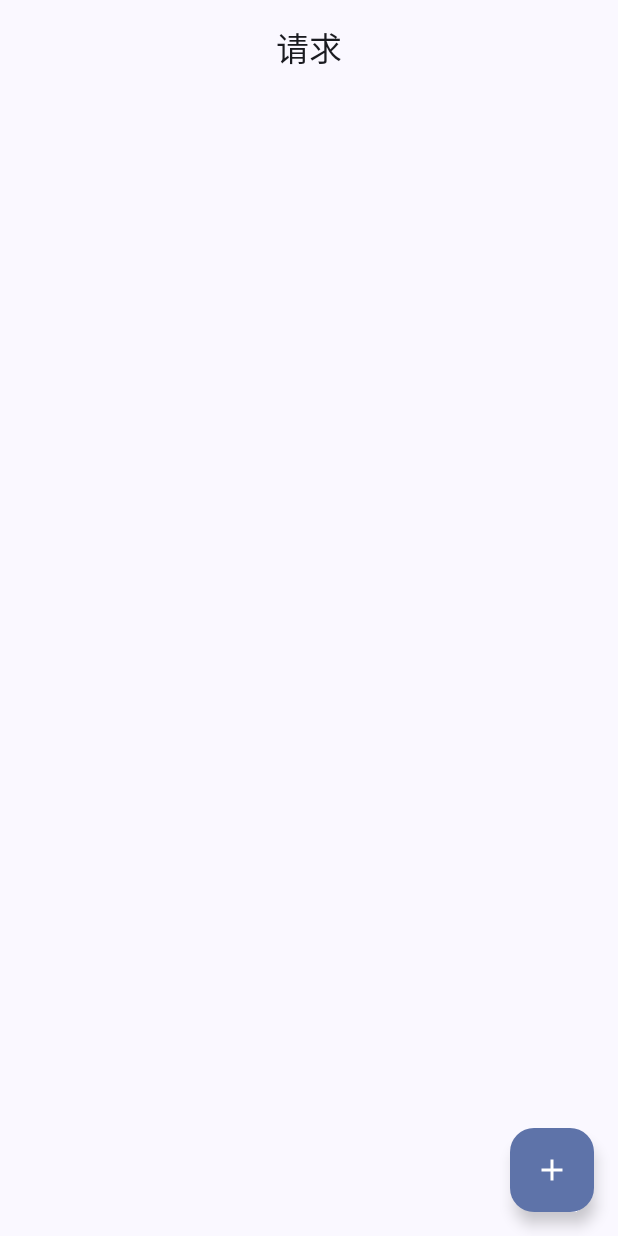
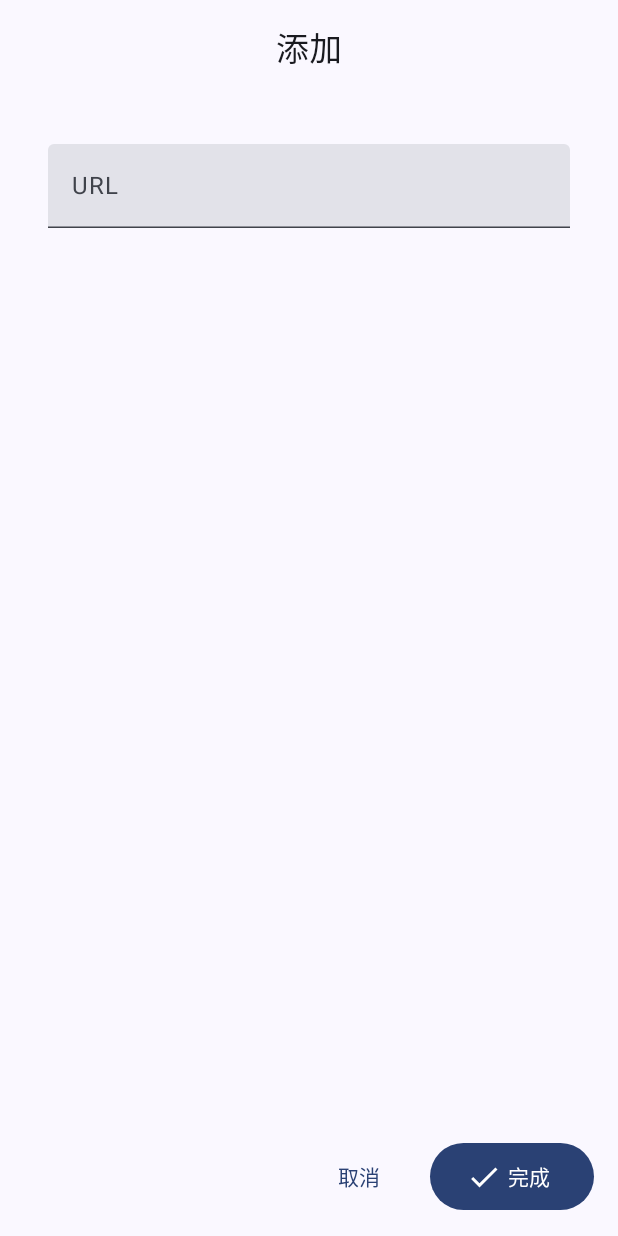
Before and after one commit to AuTsing/durl, an Android app built with Jetpack Compose: the screen it shows after launch (MainActivity before the commit, AddRequestActivity after it), after a tap on "Add request", on a phone screen of 412 x 824 dp. Run offline under Robolectric (Android 15) with nearby library versions, the phone set to English and light mode, and no system bars.

Commit message:
add AddRequestScreen

```diff
--- /dev/null
+++ b/app/src/main/java/com/autsing/durl/activity/AddRequestActivity.kt
@@ -0,0 +1,24 @@
+package com.autsing.durl.activity
+
+import android.content.Context
+import android.content.Intent
+import android.os.Bundle
+import androidx.activity.ComponentActivity
+import androidx.activity.compose.setContent
+import androidx.activity.enableEdgeToEdge
+import com.autsing.durl.ui.composable.AddRequestScreen
+
+class AddRequestActivity : ComponentActivity() {
+    companion object {
+        fun startActivity(context: Context) {
+            Intent(context, AddRequestActivity::class.java)
+                .let { context.startActivity(it) }
+        }
+    }
+
+    override fun onCreate(savedInstanceState: Bundle?) {
+        super.onCreate(savedInstanceState)
+        enableEdgeToEdge()
+        setContent { AddRequestScreen() }
+    }
+}
--- /dev/null
+++ b/app/src/main/java/com/autsing/durl/ui/composable/AddRequestScreen.kt
@@ -0,0 +1,148 @@
+package com.autsing.durl.ui.composable
+
+import android.content.Context
+import androidx.compose.foundation.gestures.detectTapGestures
+import androidx.compose.foundation.layout.Arrangement
+import androidx.compose.foundation.layout.PaddingValues
+import androidx.compose.foundation.layout.Row
+import androidx.compose.foundation.layout.Spacer
+import androidx.compose.foundation.layout.fillMaxSize
+import androidx.compose.foundation.layout.fillMaxWidth
+import androidx.compose.foundation.layout.padding
+import androidx.compose.foundation.layout.width
+import androidx.compose.foundation.layout.windowInsetsPadding
+import androidx.compose.foundation.lazy.LazyColumn
+import androidx.compose.material.icons.Icons
+import androidx.compose.material.icons.filled.Done
+import androidx.compose.material3.Button
+import androidx.compose.material3.CenterAlignedTopAppBar
+import androidx.compose.material3.ExperimentalMaterial3Api
+import androidx.compose.material3.Icon
+import androidx.compose.material3.NavigationBarDefaults
+import androidx.compose.material3.Scaffold
+import androidx.compose.material3.Surface
+import androidx.compose.material3.Text
+import androidx.compose.material3.TextButton
+import androidx.compose.material3.TextField
+import androidx.compose.runtime.Composable
+import androidx.compose.runtime.getValue
+import androidx.compose.runtime.mutableStateOf
+import androidx.compose.runtime.remember
+import androidx.compose.runtime.rememberCoroutineScope
+import androidx.compose.runtime.setValue
+import androidx.compose.ui.Modifier
+import androidx.compose.ui.input.pointer.pointerInput
+import androidx.compose.ui.platform.LocalContext
+import androidx.compose.ui.platform.LocalSoftwareKeyboardController
+import androidx.compose.ui.tooling.preview.Preview
+import androidx.compose.ui.unit.dp
+import com.autsing.durl.activity.AddRequestActivity
+import com.autsing.durl.model.Request
+import com.autsing.durl.repository.RequestsRepository
+import com.autsing.durl.ui.theme.DurlTheme
+import kotlinx.coroutines.launch
+
+@OptIn(ExperimentalMaterial3Api::class)
+@Composable
+fun AddRequestScreen() {
+    val coroutineScope = rememberCoroutineScope()
+    val context = LocalContext.current
+    var urlValue by remember { mutableStateOf("") }
+
+    DurlTheme {
+        Scaffold(
+            topBar = {
+                CenterAlignedTopAppBar(
+                    title = { Text("添加") },
+                )
+            },
+            bottomBar = {
+                Row(
+                    horizontalArrangement = Arrangement.End,
+                    modifier = Modifier
+                        .fillMaxWidth()
+                        .windowInsetsPadding(NavigationBarDefaults.windowInsets)
+                        .padding(16.dp),
+                ) {
+                    TextButton(onClick = {
+                        handleClickCancel(context)
+                    }) {
+                        Text(
+                            text = "取消",
+                            modifier = Modifier.padding(4.dp),
+                        )
+                    }
+                    Spacer(modifier = Modifier.width(16.dp))
+                    Button(onClick = {
+                        coroutineScope.launch {
+                            handleClickOk(context, urlValue)
+                        }
+                    }) {
+                        Icon(
+                            imageVector = Icons.Default.Done,
+                            contentDescription = "Done add request",
+                        )
+                        Text(
+                            text = "完成",
+                            modifier = Modifier.padding(4.dp),
+                        )
+                    }
+                }
+            }
+        ) { innerPadding ->
+            Surface(modifier = Modifier.padding(innerPadding)) {
+                AddRequestContent(
+                    urlValue = urlValue,
+                    onUrlChange = { urlValue = it },
+                )
+            }
+        }
+    }
+}
+
+@Composable
+private fun AddRequestContent(
+    urlValue: String = "",
+    onUrlChange: (String) -> Unit = {},
+) {
+    val keyboardController = LocalSoftwareKeyboardController.current
+
+    LazyColumn(
+        contentPadding = PaddingValues(32.dp),
+        verticalArrangement = Arrangement.spacedBy(32.dp),
+        modifier = Modifier
+            .fillMaxSize()
+            .pointerInput(Unit) {
+                detectTapGestures(onTap = { keyboardController?.hide() })
+            },
+    ) {
+        item {
+            TextField(
+                value = urlValue,
+                onValueChange = onUrlChange,
+                label = { Text("URL") },
+                modifier = Modifier.fillMaxWidth(),
+            )
+        }
+    }
+}
+
+private suspend fun handleClickOk(
+    context: Context,
+    urlValue: String,
+) {
+    Request(
+        url = urlValue,
+    ).let { RequestsRepository.instance.addRequest(it) }
+    (context as AddRequestActivity).finish()
+}
+
+private fun handleClickCancel(context: Context) {
+    (context as AddRequestActivity).finish()
+}
+
+@Preview(showBackground = true)
+@Composable
+private fun AddRequestScreenPreview() {
+    AddRequestScreen()
+}
--- a/app/src/main/java/com/autsing/durl/ui/composable/MainGraph.kt
+++ b/app/src/main/java/com/autsing/durl/ui/composable/MainGraph.kt
@@ -1,15 +1,21 @@
 package com.autsing.durl.ui.composable
 
 import androidx.compose.runtime.Composable
+import androidx.compose.runtime.collectAsState
+import androidx.compose.runtime.getValue
+import androidx.compose.ui.platform.LocalContext
 import androidx.lifecycle.viewmodel.compose.viewModel
-import com.autsing.durl.ui.theme.DurlTheme
 import com.autsing.durl.viewmodel.RequestViewModel
 
 @Composable
 fun MainGraph(
     requestViewModel: RequestViewModel = viewModel(),
 ) {
-    DurlTheme {
-        MainScreen()
-    }
+    val context = LocalContext.current
+    val requests by requestViewModel.requests.collectAsState()
+
+    MainScreen(
+        requests = requests,
+        onClickAddRequest = { requestViewModel.handleClickAddRequest(context) },
+    )
 }
--- a/app/src/main/java/com/autsing/durl/ui/composable/MainScreen.kt
+++ b/app/src/main/java/com/autsing/durl/ui/composable/MainScreen.kt
@@ -1,31 +1,38 @@
 package com.autsing.durl.ui.composable
 
-import androidx.compose.foundation.layout.fillMaxSize
+import androidx.compose.foundation.layout.padding
 import androidx.compose.material.icons.Icons
 import androidx.compose.material.icons.filled.Add
 import androidx.compose.material3.CenterAlignedTopAppBar
 import androidx.compose.material3.ExperimentalMaterial3Api
 import androidx.compose.material3.FloatingActionButton
 import androidx.compose.material3.Icon
+import androidx.compose.material3.NavigationBar
+import androidx.compose.material3.NavigationBarItem
 import androidx.compose.material3.Scaffold
+import androidx.compose.material3.Surface
 import androidx.compose.material3.Text
 import androidx.compose.runtime.Composable
 import androidx.compose.ui.Modifier
+import androidx.compose.ui.res.painterResource
 import androidx.compose.ui.tooling.preview.Preview
+import com.autsing.durl.R
 import com.autsing.durl.model.Request
+import com.autsing.durl.ui.theme.DurlTheme
 
 @OptIn(ExperimentalMaterial3Api::class)
 @Composable
 fun MainScreen(
     requests: List<Request> = emptyList(),
     onClickAddRequest: () -> Unit = {},
+    onClickNavigateToRequest: () -> Unit = {},
+    onClickNavigateToResponse: () -> Unit = {},
 ) {
+    DurlTheme {
         Scaffold(
             topBar = {
                 CenterAlignedTopAppBar(
-                title = {
-                    Text("请求")
-                },
+                    title = { Text("请求") },
                 )
             },
             floatingActionButton = {
@@ -36,12 +43,39 @@ fun MainScreen(
                     )
                 }
             },
-        modifier = Modifier.fillMaxSize(),
+            bottomBar = {
+                NavigationBar {
+                    NavigationBarItem(
+                        icon = {
+                            Icon(
+                                painter = painterResource(R.drawable.baseline_send_24),
+                                contentDescription = "Request navigation",
+                            )
+                        },
+                        label = { Text("请求") },
+                        onClick = onClickNavigateToRequest,
+                        selected = false,
+                    )
+                    NavigationBarItem(
+                        icon = {
+                            Icon(
+                                painter = painterResource(R.drawable.baseline_notes_24),
+                                contentDescription = "Response navigation",
+                            )
+                        },
+                        label = { Text("响应") },
+                        onClick = onClickNavigateToResponse,
+                        selected = false,
+                    )
+                }
+            },
         ) { innerPadding ->
+            Surface(modifier = Modifier.padding(innerPadding)) {
                 RequestContent(
-            innerPadding = innerPadding,
                     requests = requests,
                 )
+            }
+        }
     }
 }
 
--- a/app/src/main/java/com/autsing/durl/ui/composable/RequestContent.kt
+++ b/app/src/main/java/com/autsing/durl/ui/composable/RequestContent.kt
@@ -1,25 +1,19 @@
 package com.autsing.durl.ui.composable
 
-import androidx.compose.foundation.layout.PaddingValues
-import androidx.compose.foundation.layout.padding
 import androidx.compose.foundation.lazy.LazyColumn
 import androidx.compose.foundation.lazy.items
 import androidx.compose.material.icons.Icons
 import androidx.compose.material.icons.filled.Star
 import androidx.compose.material3.Icon
 import androidx.compose.material3.ListItem
-import androidx.compose.material3.Surface
 import androidx.compose.material3.Text
 import androidx.compose.runtime.Composable
-import androidx.compose.ui.Modifier
 import com.autsing.durl.model.Request
 
 @Composable
 fun RequestContent(
-    innerPadding: PaddingValues,
     requests: List<Request>,
 ) {
-    Surface(modifier = Modifier.padding(innerPadding)) {
     LazyColumn {
         items(requests) {
             ListItem(
@@ -34,4 +28,3 @@ fun RequestContent(
         }
     }
 }
-}
--- a/app/src/main/java/com/autsing/durl/viewmodel/RequestViewModel.kt
+++ b/app/src/main/java/com/autsing/durl/viewmodel/RequestViewModel.kt
@@ -1,7 +1,9 @@
 package com.autsing.durl.viewmodel
 
+import android.content.Context
 import androidx.lifecycle.ViewModel
 import androidx.lifecycle.viewModelScope
+import com.autsing.durl.activity.AddRequestActivity
 import com.autsing.durl.repository.RequestsRepository
 import kotlinx.coroutines.flow.SharingStarted
 import kotlinx.coroutines.flow.stateIn
@@ -15,4 +17,8 @@ class RequestViewModel : ViewModel() {
             started = SharingStarted.WhileSubscribed(5000),
             initialValue = emptyList(),
         )
+
+    fun handleClickAddRequest(context: Context) {
+        AddRequestActivity.startActivity(context)
+    }
 }
--- /dev/null
+++ b/app/src/main/res/drawable/baseline_notes_24.xml
@@ -0,0 +1,5 @@
+<vector xmlns:android="http://schemas.android.com/apk/res/android" android:autoMirrored="true" android:height="24dp" android:tint="#000000" android:viewportHeight="24" android:viewportWidth="24" android:width="24dp">
+
+    <path android:fillColor="@android:color/white" android:pathData="M3,18h12v-2L3,16v2zM3,6v2h18L21,6L3,6zM3,13h18v-2L3,11v2z"/>
+
+</vector>
--- /dev/null
+++ b/app/src/main/res/drawable/baseline_send_24.xml
@@ -0,0 +1,5 @@
+<vector xmlns:android="http://schemas.android.com/apk/res/android" android:autoMirrored="true" android:height="24dp" android:tint="#000000" android:viewportHeight="24" android:viewportWidth="24" android:width="24dp">
+
+    <path android:fillColor="@android:color/white" android:pathData="M2.01,21L23,12 2.01,3 2,10l15,2 -15,2z"/>
+
+</vector>
```
Also changed, not shown: app/src/main/AndroidManifest.xml (+7 -0 lines). Lines whose indentation alone changed are shown as unchanged.
